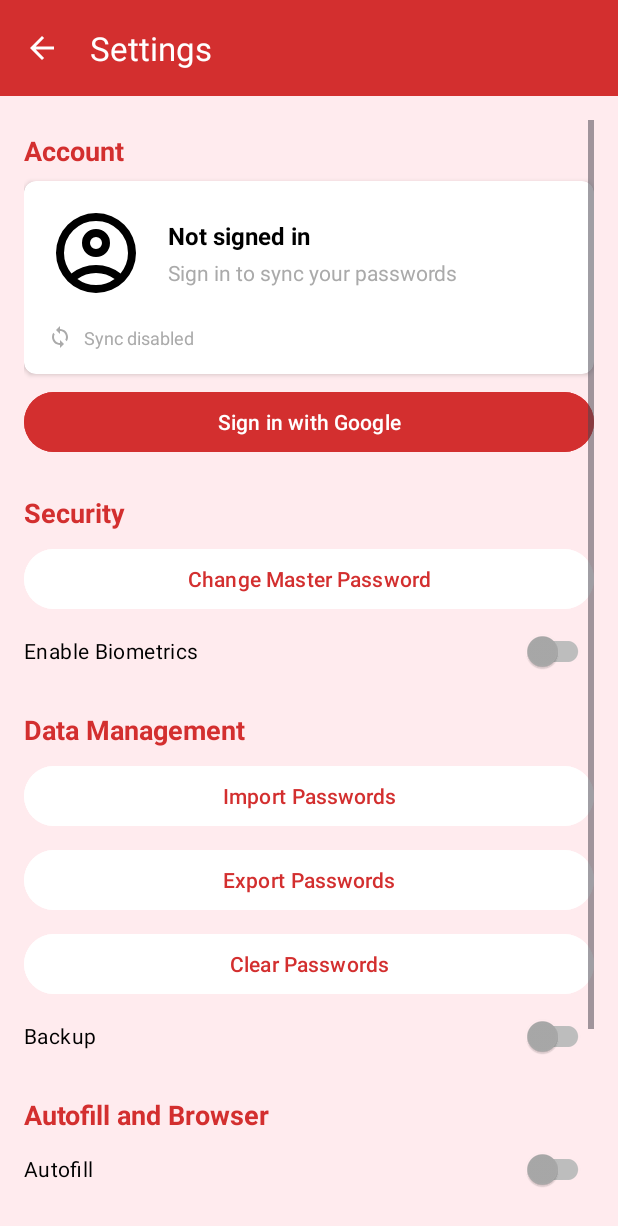
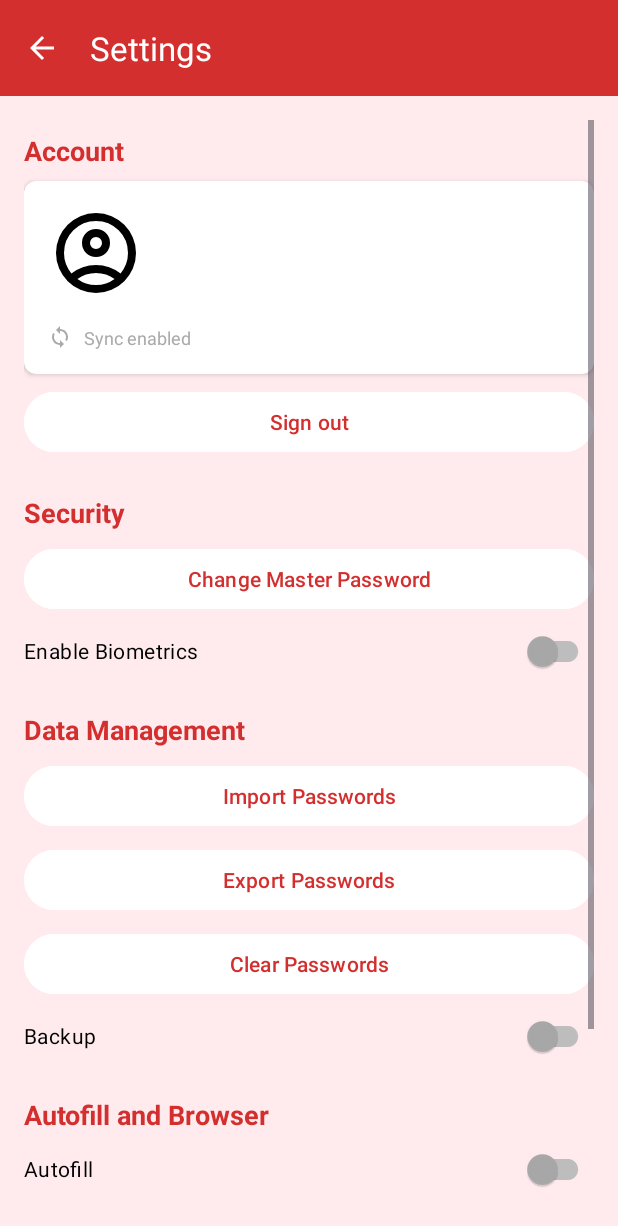
Before and after one commit to enekocm7/SecureVault, an Android app: the SettingsActivity screen opened directly, with no data from a screen before it, on a phone screen of 412 x 824 dp. Shown: the top 1226 px of the screen. Run offline under Robolectric (Android 15) with nearby library versions, the phone set to English and light mode, and no system bars; our stand-ins replace CircleImageView, Dagger/Hilt's generated code, Firebase (no records; nobody signed in at launch, a user with empty details on screens opened directly); pictures from the network do not load; Roboto replaces fonts that are not available here; 1 statement that could not run was skipped.

Commit message:
feat: Add Google sign-in functionality and user profile management

```diff
--- a/app/build.gradle.kts
+++ b/app/build.gradle.kts
@@ -56,6 +56,7 @@ dependencies {
     implementation(libs.androidx.constraintlayout)
     implementation(libs.nbvcxz)
     implementation(libs.circleimageview)
+    implementation(libs.glide)
     implementation(libs.androidx.biometric)
     implementation(libs.androidx.lifecycle.viewmodel.ktx)
     implementation(libs.androidx.activity.ktx)
--- a/app/src/main/java/com/enekocm/securevault/ui/view/SettingsActivity.kt
+++ b/app/src/main/java/com/enekocm/securevault/ui/view/SettingsActivity.kt
@@ -13,17 +13,21 @@ import android.widget.Toast
 import androidx.activity.viewModels
 import androidx.appcompat.app.AlertDialog
 import androidx.appcompat.app.AppCompatActivity
+import androidx.appcompat.content.res.AppCompatResources
 import androidx.core.net.toUri
 import androidx.lifecycle.lifecycleScope
+import com.bumptech.glide.Glide
 import com.enekocm.securevault.BuildConfig
 import com.enekocm.securevault.R
 import com.enekocm.securevault.databinding.SettingsActivityBinding
+import com.enekocm.securevault.domain.model.AuthState
 import com.enekocm.securevault.ui.view.dialogs.ChangeMasterPasswordDialog
 import com.enekocm.securevault.ui.view.dialogs.ExportPasswordDialog
 import com.enekocm.securevault.ui.view.dialogs.ImportPasswordDialog
 import com.enekocm.securevault.ui.viewmodel.SettingsViewModel
 import com.enekocm.securevault.utils.FilePicker
 import com.enekocm.securevault.utils.FilePickerType
+import com.google.firebase.auth.FirebaseAuth
 import dagger.hilt.android.AndroidEntryPoint
 import kotlinx.coroutines.launch
 
@@ -32,6 +36,7 @@ class SettingsActivity : AppCompatActivity() {
     private lateinit var binding: SettingsActivityBinding
     private val viewModel: SettingsViewModel by viewModels()
     private var isInitialSetup = true
+    private val auth = FirebaseAuth.getInstance()
 
     private val folderPicker = FilePicker(activity = this) { uri ->
         viewModel.setBackupLocation(uri)
@@ -64,12 +69,53 @@ class SettingsActivity : AppCompatActivity() {
         setListeners()
         checkBiometric()
         observeBackupState()
+        observeLogin()
         updateBackupLocationText()
         checkBackupButtons()
         checkAutofill()
+        loadUserData()
         binding.textAppVersion.text = buildString {
             append("App Version: ")
             append(BuildConfig.VERSION_NAME)
+        }
+    }
+
+    private fun loadUserData() {
+        val image = binding.userProfileImage
+        val name = binding.userName
+        val email = binding.userEmail
+        val signInButton = binding.btnSignIn
+        val signOutButton = binding.btnSignOut
+        val syncText = binding.syncStatusText
+
+        auth.currentUser?.let { user ->
+            name.text = user.displayName ?: getString(R.string.unknown_user)
+            email.text = user.email ?: getString(R.string.no_email)
+
+            user.photoUrl?.let {
+                Glide.with(this).load(it).into(image)
+            }
+
+            signInButton.visibility = View.GONE
+            signOutButton.visibility = View.VISIBLE
+
+            syncText.text = getString(R.string.sync_enabled)
+
+        } ?: run {
+            name.text = getString(R.string.not_signed_in)
+            email.text = getString(R.string.sign_in_to_sync)
+
+            image.setImageDrawable(
+                AppCompatResources.getDrawable(
+                    this,
+                    R.drawable.ic_account_circle
+                )
+            )
+
+            signInButton.visibility = View.VISIBLE
+            signOutButton.visibility = View.GONE
+
+            syncText.text = getString(R.string.sync_disabled)
         }
     }
 
@@ -115,7 +161,39 @@ class SettingsActivity : AppCompatActivity() {
                 Toast.makeText(this@SettingsActivity, message, Toast.LENGTH_LONG).show()
             }
         }
+    }
 
+    private fun observeLogin() {
+        lifecycleScope.launch {
+            viewModel.authState.collect { state ->
+                when (state) {
+                    is AuthState.Authenticated -> {
+                        Toast.makeText(
+                            this@SettingsActivity,
+                            "Successfully signed in with Google!",
+                            Toast.LENGTH_SHORT
+                        ).show()
+                        loadUserData()
+                    }
+
+                    is AuthState.Unauthenticated -> {
+                        // User is not signed in, stay on current screen
+                    }
+
+                    is AuthState.Initial -> {
+                        // Initial state, do nothing
+                    }
+                }
+            }
+        }
+        lifecycleScope.launch {
+            viewModel.errorMessage.collect { error ->
+                error?.let {
+                    Toast.makeText(this@SettingsActivity, it, Toast.LENGTH_LONG).show()
+                    viewModel.clearError()
+                }
+            }
+        }
     }
 
     private fun checkAutofill() {
@@ -182,6 +260,23 @@ class SettingsActivity : AppCompatActivity() {
     }
 
     private fun setListeners() {
+
+        binding.btnSignIn.setOnClickListener {
+            viewModel.signInWithGoogle(this)
+        }
+
+        binding.btnSignOut.setOnClickListener {
+            AlertDialog.Builder(this)
+                .setTitle(getString(R.string.sign_out))
+                .setMessage(getString(R.string.sign_out_confirmation))
+                .setPositiveButton(getString(R.string.sign_out)) { _, _ ->
+                    auth.signOut()
+                    loadUserData()
+                }
+                .setNegativeButton(getString(R.string.cancel), null)
+                .show()
+        }
+
         binding.btnChangeMasterPassword.setOnClickListener {
             ChangeMasterPasswordDialog().show(supportFragmentManager, "ChangeMasterPasswordDialog")
         }
--- a/app/src/main/java/com/enekocm/securevault/utils/GoogleLogin.kt
+++ b/app/src/main/java/com/enekocm/securevault/utils/GoogleLogin.kt
@@ -8,7 +8,7 @@ import androidx.credentials.GetCredentialRequest
 import androidx.credentials.GetCredentialResponse
 import androidx.credentials.exceptions.GetCredentialException
 import com.enekocm.securevault.R
-import com.enekocm.securevault.di.DispatcherProvider
+import com.enekocm.securevault.di.DefaultDispatcherProvider
 import com.google.android.libraries.identity.googleid.GetGoogleIdOption
 import com.google.android.libraries.identity.googleid.GoogleIdTokenCredential
 import com.google.android.libraries.identity.googleid.GoogleIdTokenCredential.Companion.TYPE_GOOGLE_ID_TOKEN_CREDENTIAL
@@ -18,10 +18,9 @@ import com.google.firebase.auth.FirebaseAuth
 import com.google.firebase.auth.GoogleAuthProvider
 import kotlinx.coroutines.tasks.await
 import kotlinx.coroutines.withContext
-import javax.inject.Inject
 
 class GoogleLogin(private val activity: AppCompatActivity) {
-    @Inject lateinit var dispatcherProvider: DispatcherProvider
+    private val dispatcherProvider = DefaultDispatcherProvider()
     private val auth = FirebaseAuth.getInstance()
     private val context = activity.baseContext
     private val credentialManager: CredentialManager = CredentialManager.create(context)
--- a/app/src/main/res/values/strings.xml
+++ b/app/src/main/res/values/strings.xml
@@ -156,4 +156,7 @@
     <string name="syncing">Syncing…</string>
     <string name="sync_complete">Sync complete</string>
     <string name="sync_error">Sync error</string>
+    <string name="unknown_user">Unknown user</string>
+    <string name="no_email" translatable="false">No email</string>
+    <string name="sign_out_confirmation">Are you sure you want to log out?</string>
 </resources>
--- a/gradle/libs.versions.toml
+++ b/gradle/libs.versions.toml
@@ -6,6 +6,7 @@ circleimageview = "3.1.0"
 credentials = "1.5.0"
 firebaseBom = "33.15.0"
 fragmentKtx = "1.8.8"
+glide = "4.16.0"
 googleid = "1.1.1"
 hiltAndroid = "2.56.2"
 kotlin = "2.2.0"
@@ -39,6 +40,7 @@ firebase-analytics = { module = "com.google.firebase:firebase-analytics" }
 firebase-auth = { module = "com.google.firebase:firebase-auth" }
 firebase-bom = { module = "com.google.firebase:firebase-bom", version.ref = "firebaseBom" }
 firebase-crashlytics = { module = "com.google.firebase:firebase-crashlytics" }
+glide = { module = "com.github.bumptech.glide:glide", version.ref = "glide" }
 googleid = { module = "com.google.android.libraries.identity.googleid:googleid", version.ref = "googleid" }
 hilt-android = { module = "com.google.dagger:hilt-android", version.ref = "hiltAndroid" }
 hilt-compiler = { module = "com.google.dagger:hilt-compiler", version.ref = "hiltAndroid" }
```
Also changed, not shown: app/src/main/java/com/enekocm/securevault/ui/viewmodel/SettingsViewModel.kt (+35 -0 lines), 1 other file.
